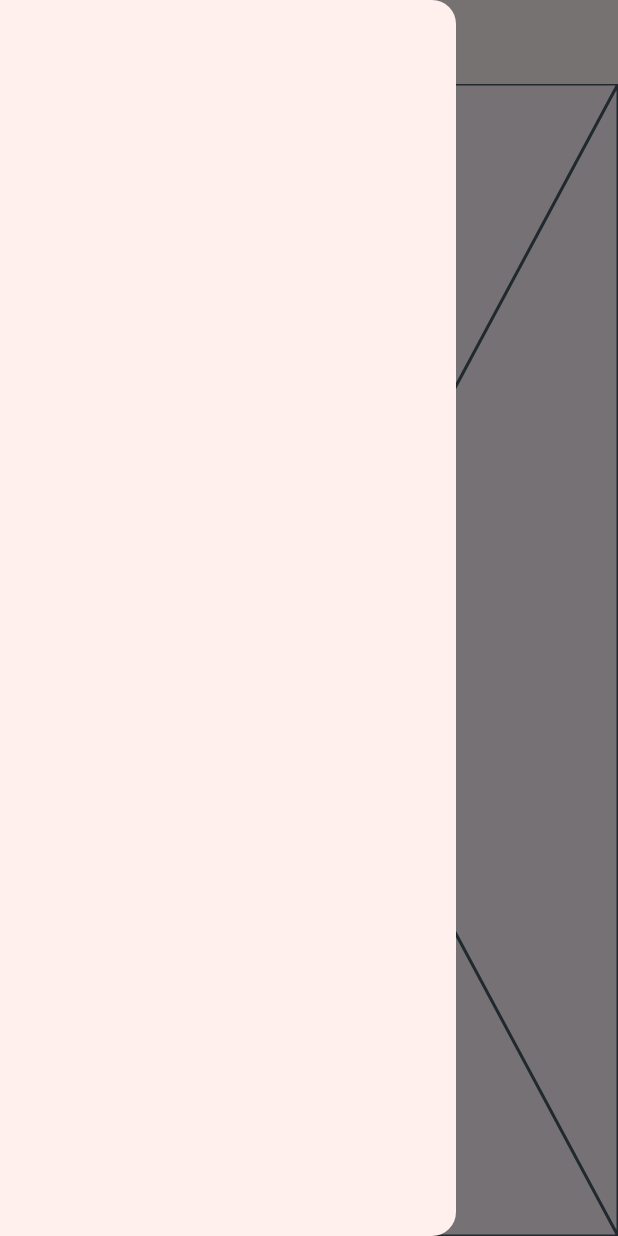
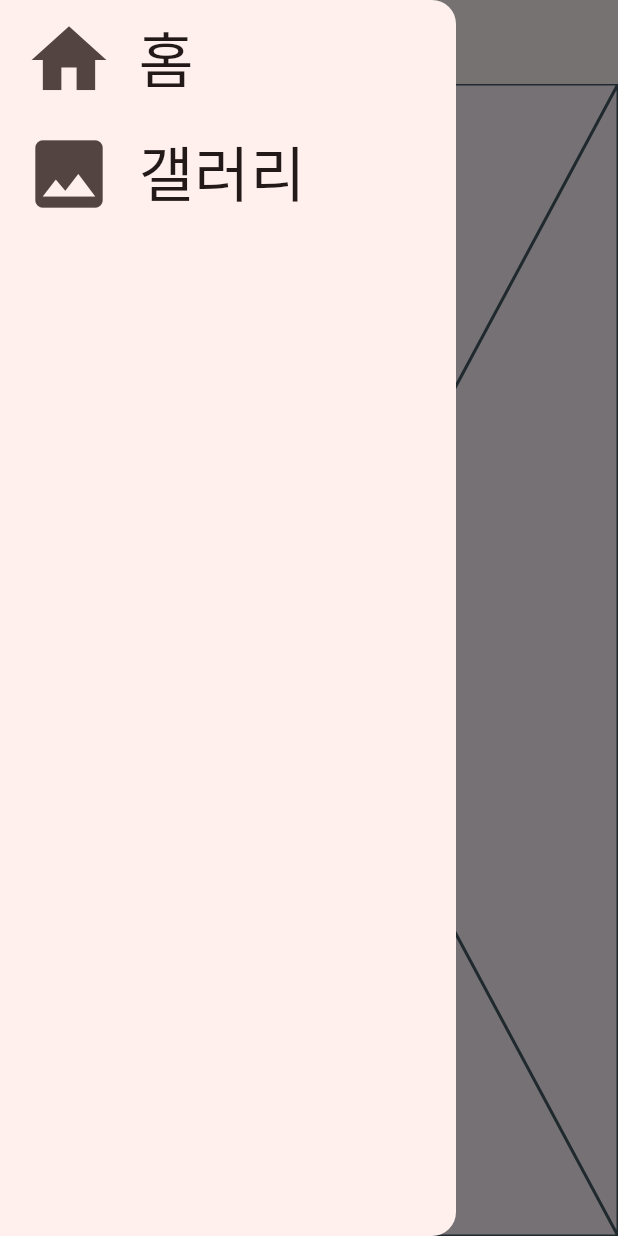
Before and after one commit to scadasystems/Daelim-Univ, a Flutter app: the MainScreen screen opened by its route, with the side drawer open, on a phone screen of 412 x 824 dp. Run offline on Flutter 3.47's test engine with Material 3 defaults, Android fonts, the phone set to English and light mode, and no system bars; our stand-ins replace go_router; network calls fail.

Commit message:
5주차 수업

```diff
--- /dev/null
+++ b/lib/common/widgets/app_drawer.dart
@@ -0,0 +1,50 @@
+import 'package:daelim_univ/router/app_router.dart';
+import 'package:flutter/material.dart';
+import 'package:go_router/go_router.dart';
+
+class AppDrawer extends StatelessWidget {
+  const AppDrawer({super.key});
+
+  Widget _listTile(
+    BuildContext context, {
+    required String path,
+    required IconData icon,
+    required String title,
+  }) {
+    return ListTile(
+      onTap: () => context.go(path),
+      leading: Icon(
+        icon,
+        size: 60,
+      ),
+      title: Text(
+        title,
+        style: const TextStyle(
+          fontSize: 40,
+        ),
+      ),
+    );
+  }
+
+  @override
+  Widget build(BuildContext context) {
+    return Drawer(
+      child: ListView(
+        children: [
+          _listTile(
+            context,
+            path: AppScreen.main,
+            icon: Icons.home,
+            title: '홈',
+          ),
+          _listTile(
+            context,
+            path: AppScreen.gallery,
+            icon: Icons.image,
+            title: '갤러리',
+          ),
+        ],
+      ),
+    );
+  }
+}
--- a/lib/common/widgets/app_scaffold.dart
+++ b/lib/common/widgets/app_scaffold.dart
@@ -1,10 +1,10 @@
 // ignore_for_file: public_member_api_docs, sort_constructors_first
+import 'package:daelim_univ/common/widgets/app_drawer.dart';
 import 'package:flutter/material.dart';
 
 class AppScaffold extends StatelessWidget {
   final Widget? floatingActionButton;
   final PreferredSizeWidget? appBar;
-  final Widget? drawer;
   final Widget? bottomNavigationBar;
   final Widget child;
 
@@ -12,7 +12,6 @@ class AppScaffold extends StatelessWidget {
     super.key,
     this.floatingActionButton,
     this.appBar,
-    this.drawer,
     this.bottomNavigationBar,
     required this.child,
   });
@@ -21,7 +20,8 @@ class AppScaffold extends StatelessWidget {
   Widget build(BuildContext context) {
     return Scaffold(
       appBar: appBar,
-      drawer: drawer,
+      drawer: const AppDrawer(),
+      floatingActionButton: floatingActionButton,
       bottomNavigationBar: bottomNavigationBar,
       body: SafeArea(
         child: child,
--- a/lib/router/app_router.dart
+++ b/lib/router/app_router.dart
@@ -1,3 +1,4 @@
+import 'package:daelim_univ/screens/gallery/gallery_screen.dart';
 import 'package:daelim_univ/screens/login/login_screen.dart';
 import 'package:daelim_univ/screens/main/main_screen.dart';
 import 'package:go_router/go_router.dart';
@@ -13,10 +14,15 @@ final router = GoRouter(
       path: AppScreen.main,
       builder: (context, state) => const MainScreen(),
     ),
+    GoRoute(
+      path: AppScreen.gallery,
+      builder: (context, state) => const GalleryScreen(),
+    ),
   ],
 );
 
 class AppScreen {
   static String login = '/login';
   static String main = '/main';
+  static String gallery = '/gallery';
 }
--- a/lib/screens/main/main_screen.dart
+++ b/lib/screens/main/main_screen.dart
@@ -10,7 +10,6 @@ class MainScreen extends StatelessWidget {
       appBar: AppBar(
         title: const Text('메인'),
       ),
-      drawer: const Drawer(),
       child: const Placeholder(),
     );
   }
```
Also changed, not shown: lib/screens/gallery/gallery_screen.dart (added, +38 -0 lines), lib/screens/login/login_screen.dart (+39 -6 lines), pubspec.yaml (+2 -59 lines), pubspec.lock.
